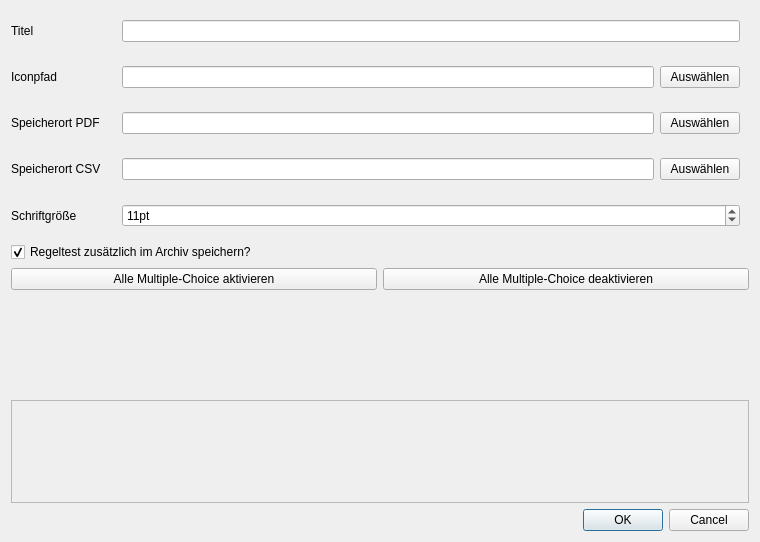
First picture: the form in res/regeltest_save.ui, repository jfeil/RegeltestCreator, before the edit.
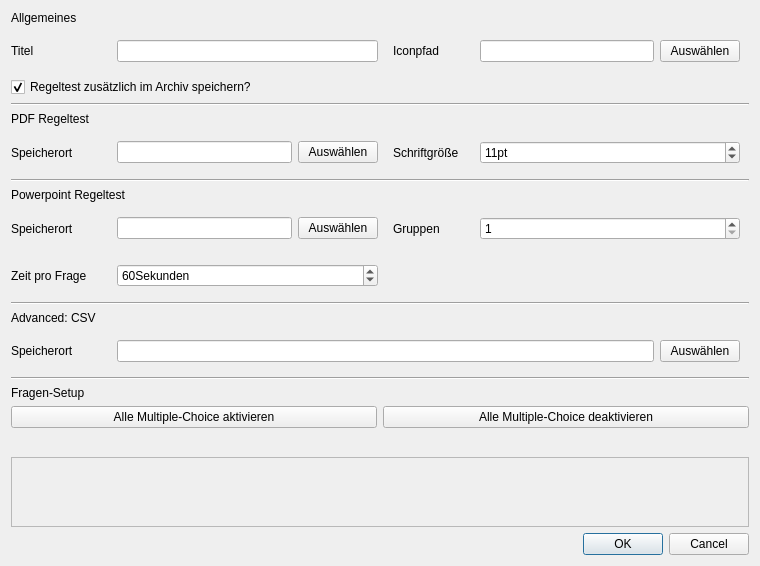
Second picture: the form after the edit.

Commit message: Add Powerpoint-Regeltest-Support and update dependencies

Diff of the .ui file:
```diff
--- a/res/regeltest_save.ui
+++ b/res/regeltest_save.ui
@@ -7,7 +7,7 @@
     <x>0</x>
     <y>0</y>
     <width>760</width>
-    <height>542</height>
+       <height>566</height>
    </rect>
   </property>
   <property name="focusPolicy">
@@ -17,23 +17,68 @@
    <string>Save Regeltest</string>
   </property>
   <layout class="QGridLayout" name="gridLayout">
-   <item row="3" column="2">
-    <widget class="QWidget" name="widget_2" native="true">
-     <layout class="QHBoxLayout" name="horizontalLayout_2">
+      <item row="1" column="5">
+          <widget class="QWidget" name="widget" native="true">
+              <layout class="QHBoxLayout" name="horizontalLayout">
       <item>
-       <widget class="QLineEdit" name="pdf_edit"/>
+          <widget class="QLineEdit" name="icon_path_edit"/>
       </item>
-         <item>
-             <widget class="QPushButton" name="pdf_edit_button">
-                 <property name="text">
-                     <string>Auswählen</string>
-                 </property>
-             </widget>
-         </item>
+                  <item>
+                      <widget class="QPushButton" name="icon_edit_button">
+                          <property name="text">
+                              <string>Auswählen</string>
+                          </property>
+                      </widget>
+                  </item>
+              </layout>
+          </widget>
+      </item>
+      <item row="22" column="0">
+          <spacer name="verticalSpacer">
+              <property name="orientation">
+                  <enum>Qt::Vertical</enum>
+              </property>
+              <property name="sizeHint" stdset="0">
+                  <size>
+                      <width>20</width>
+                      <height>40</height>
+                  </size>
+              </property>
+          </spacer>
+      </item>
+      <item row="11" column="2">
+          <widget class="QWidget" name="widget_6" native="true">
+              <layout class="QHBoxLayout" name="horizontalLayout_8">
+                  <item>
+                      <widget class="QLineEdit" name="ppt_edit"/>
+                  </item>
+                  <item>
+                      <widget class="QPushButton" name="ppt_edit_button">
+                          <property name="text">
+                              <string>Auswählen</string>
+                          </property>
+                      </widget>
+                  </item>
+              </layout>
+          </widget>
+      </item>
+      <item row="15" column="2" colspan="4">
+          <widget class="QWidget" name="widget_4" native="true">
+              <layout class="QHBoxLayout" name="horizontalLayout_5">
+                  <item>
+                      <widget class="QLineEdit" name="csv_edit"/>
+                  </item>
+                  <item>
+                      <widget class="QPushButton" name="csv_edit_button">
+                          <property name="text">
+                              <string>Auswählen</string>
+                          </property>
+                      </widget>
+                  </item>
      </layout>
     </widget>
    </item>
-      <item row="9" column="0" colspan="3">
+      <item row="21" column="0" colspan="6">
           <layout class="QHBoxLayout" name="horizontalLayout_4">
               <item>
                   <widget class="QPushButton" name="activate_mc_button">
@@ -51,28 +96,42 @@
               </item>
           </layout>
       </item>
-      <item row="1" column="0">
+      <item row="6" column="3">
+          <widget class="QLabel" name="label_4">
+              <property name="text">
+                  <string>Schriftgröße</string>
+              </property>
+          </widget>
+      </item>
+      <item row="1" column="3">
           <widget class="QLabel" name="label_2">
               <property name="text">
                   <string>Iconpfad</string>
               </property>
           </widget>
       </item>
-      <item row="3" column="0">
+      <item row="14" column="0">
+          <widget class="QLabel" name="label_10">
+              <property name="text">
+                  <string>Advanced: CSV</string>
+              </property>
+          </widget>
+      </item>
+      <item row="13" column="0" colspan="6">
+          <widget class="Line" name="line">
+              <property name="orientation">
+                  <enum>Qt::Horizontal</enum>
+              </property>
+          </widget>
+      </item>
+      <item row="6" column="0">
           <widget class="QLabel" name="label_3">
               <property name="text">
-                  <string>Speicherort PDF</string>
+                  <string>Speicherort</string>
               </property>
           </widget>
       </item>
-      <item row="0" column="0">
-          <widget class="QLabel" name="label">
-              <property name="text">
-                  <string>Titel</string>
-              </property>
-          </widget>
-      </item>
-      <item row="0" column="2">
+      <item row="1" column="2">
           <widget class="QWidget" name="widget_3" native="true">
               <property name="focusPolicy">
                   <enum>Qt::StrongFocus</enum>
@@ -84,7 +143,64 @@
               </layout>
           </widget>
       </item>
-      <item row="11" column="0" colspan="3">
+      <item row="0" column="0" colspan="3">
+          <widget class="QLabel" name="label_7">
+              <property name="text">
+                  <string>Allgemeines</string>
+              </property>
+          </widget>
+      </item>
+      <item row="17" column="0">
+          <widget class="QLabel" name="label_13">
+              <property name="text">
+                  <string>Fragen-Setup</string>
+              </property>
+          </widget>
+      </item>
+      <item row="12" column="2">
+          <widget class="QWidget" name="widget_8" native="true">
+              <layout class="QHBoxLayout" name="horizontalLayout_10">
+                  <item>
+                      <widget class="QSpinBox" name="spinBox_ppt_time">
+                          <property name="suffix">
+                              <string>Sekunden</string>
+                          </property>
+                          <property name="minimum">
+                              <number>1</number>
+                          </property>
+                          <property name="maximum">
+                              <number>280</number>
+                          </property>
+                          <property name="value">
+                              <number>60</number>
+                          </property>
+                      </widget>
+                  </item>
+              </layout>
+          </widget>
+      </item>
+      <item row="1" column="0">
+          <widget class="QLabel" name="label">
+              <property name="text">
+                  <string>Titel</string>
+              </property>
+          </widget>
+      </item>
+      <item row="11" column="3">
+          <widget class="QLabel" name="label_11">
+              <property name="text">
+                  <string>Gruppen</string>
+              </property>
+          </widget>
+      </item>
+      <item row="8" column="0" colspan="6">
+          <widget class="Line" name="line_2">
+              <property name="orientation">
+                  <enum>Qt::Horizontal</enum>
+              </property>
+          </widget>
+      </item>
+      <item row="23" column="0" colspan="6">
           <widget class="QScrollArea" name="scrollArea">
               <property name="widgetResizable">
                   <bool>true</bool>
@@ -95,30 +211,20 @@
                           <x>0</x>
                           <y>0</y>
                           <width>740</width>
-                          <height>96</height>
+                          <height>69</height>
                       </rect>
                   </property>
               </widget>
           </widget>
       </item>
-      <item row="12" column="0" colspan="3">
-          <widget class="QDialogButtonBox" name="buttonBox">
-              <property name="orientation">
-                  <enum>Qt::Horizontal</enum>
-              </property>
-              <property name="standardButtons">
-                  <set>QDialogButtonBox::Cancel|QDialogButtonBox::Ok</set>
-              </property>
-          </widget>
-      </item>
-      <item row="1" column="2">
-          <widget class="QWidget" name="widget" native="true">
-              <layout class="QHBoxLayout" name="horizontalLayout">
+      <item row="6" column="2">
+          <widget class="QWidget" name="widget_2" native="true">
+              <layout class="QHBoxLayout" name="horizontalLayout_2">
                   <item>
-                      <widget class="QLineEdit" name="icon_path_edit"/>
+                      <widget class="QLineEdit" name="pdf_edit"/>
                   </item>
                   <item>
-                      <widget class="QPushButton" name="icon_edit_button">
+                      <widget class="QPushButton" name="pdf_edit_button">
                           <property name="text">
                               <string>Auswählen</string>
                           </property>
@@ -127,50 +233,7 @@
               </layout>
           </widget>
       </item>
-      <item row="7" column="0">
-          <widget class="QLabel" name="label_4">
-              <property name="text">
-                  <string>Schriftgröße</string>
-              </property>
-          </widget>
-      </item>
-      <item row="10" column="0">
-          <spacer name="verticalSpacer">
-              <property name="orientation">
-                  <enum>Qt::Vertical</enum>
-              </property>
-              <property name="sizeHint" stdset="0">
-                  <size>
-                      <width>20</width>
-                      <height>40</height>
-                  </size>
-              </property>
-          </spacer>
-      </item>
-      <item row="5" column="0">
-          <widget class="QLabel" name="label_5">
-              <property name="text">
-                  <string>Speicherort CSV</string>
-              </property>
-          </widget>
-      </item>
-      <item row="5" column="2">
-          <widget class="QWidget" name="widget_4" native="true">
-              <layout class="QHBoxLayout" name="horizontalLayout_5">
-                  <item>
-                      <widget class="QLineEdit" name="csv_edit"/>
-                  </item>
-                  <item>
-                      <widget class="QPushButton" name="csv_edit_button">
-                          <property name="text">
-                              <string>Auswählen</string>
-                          </property>
-                      </widget>
-                  </item>
-              </layout>
-          </widget>
-      </item>
-      <item row="7" column="2">
+      <item row="6" column="5">
           <widget class="QWidget" name="widget_5" native="true">
               <layout class="QHBoxLayout" name="horizontalLayout_6">
                   <item>
@@ -192,7 +255,85 @@
               </layout>
           </widget>
       </item>
-      <item row="8" column="0" colspan="3">
+      <item row="3" column="0" colspan="6">
+          <widget class="Line" name="line_3">
+              <property name="orientation">
+                  <enum>Qt::Horizontal</enum>
+              </property>
+          </widget>
+      </item>
+      <item row="24" column="0" colspan="6">
+          <widget class="QDialogButtonBox" name="buttonBox">
+              <property name="orientation">
+                  <enum>Qt::Horizontal</enum>
+              </property>
+              <property name="standardButtons">
+                  <set>QDialogButtonBox::Cancel|QDialogButtonBox::Ok</set>
+              </property>
+          </widget>
+      </item>
+      <item row="12" column="0">
+          <widget class="QLabel" name="label_12">
+              <property name="text">
+                  <string>Zeit pro Frage</string>
+              </property>
+          </widget>
+      </item>
+      <item row="11" column="0">
+          <widget class="QLabel" name="label_6">
+              <property name="text">
+                  <string>Speicherort</string>
+              </property>
+          </widget>
+      </item>
+      <item row="15" column="0">
+          <widget class="QLabel" name="label_5">
+              <property name="text">
+                  <string>Speicherort</string>
+              </property>
+          </widget>
+      </item>
+      <item row="10" column="0" colspan="6">
+          <widget class="QLabel" name="label_9">
+              <property name="text">
+                  <string>Powerpoint Regeltest</string>
+              </property>
+          </widget>
+      </item>
+      <item row="16" column="0" colspan="6">
+          <widget class="Line" name="line_4">
+              <property name="orientation">
+                  <enum>Qt::Horizontal</enum>
+              </property>
+          </widget>
+      </item>
+      <item row="11" column="5">
+          <widget class="QWidget" name="widget_7" native="true">
+              <layout class="QHBoxLayout" name="horizontalLayout_9">
+                  <item>
+                      <widget class="QSpinBox" name="spinBox_ppt_groups">
+                          <property name="minimum">
+                              <number>1</number>
+                          </property>
+                          <property name="maximum">
+                              <number>2</number>
+                          </property>
+                          <property name="value">
+                              <number>1</number>
+                          </property>
+                      </widget>
+                  </item>
+              </layout>
+          </widget>
+      </item>
+      <item row="4" column="0" colspan="6">
+          <widget class="QLabel" name="label_8">
+              <property name="text">
+                  <string>PDF Regeltest</string>
+              </property>
+          </widget>
+      </item>
+      <item row="2" column="0" colspan="6">
           <widget class="QCheckBox" name="regeltest_archive_checkBox">
               <property name="text">
                   <string>Regeltest zusätzlich im Archiv speichern?</string>
```
The commit also changes 7 other files.
